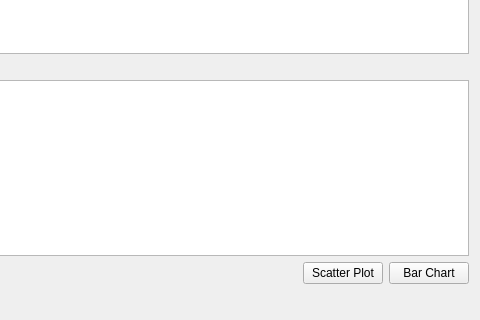
Before: the Qt Designer form AnalysisTab.ui in KaikiasVind/CellBadger, drawn with Qt 5; both pictures show x 160 to 640 and y 160 to 480 of the 640 by 480 pixel window.
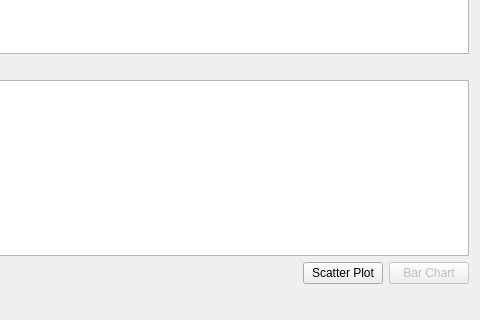
After: the same form once the commit is applied.

Commit message: BUGFIX: Corrected experiment name on plot. Disabled barchart button an AnalysisTab

Patch:
```diff
--- a/AnalysisTab.ui
+++ b/AnalysisTab.ui
@@ -94,6 +94,9 @@
      </item>
      <item>
       <widget class="QPushButton" name="pushButtonBarChart">
+       <property name="enabled">
+        <bool>false</bool>
+       </property>
        <property name="text">
         <string>Bar Chart</string>
        </property>
```
The commit also changes 1 other file.
